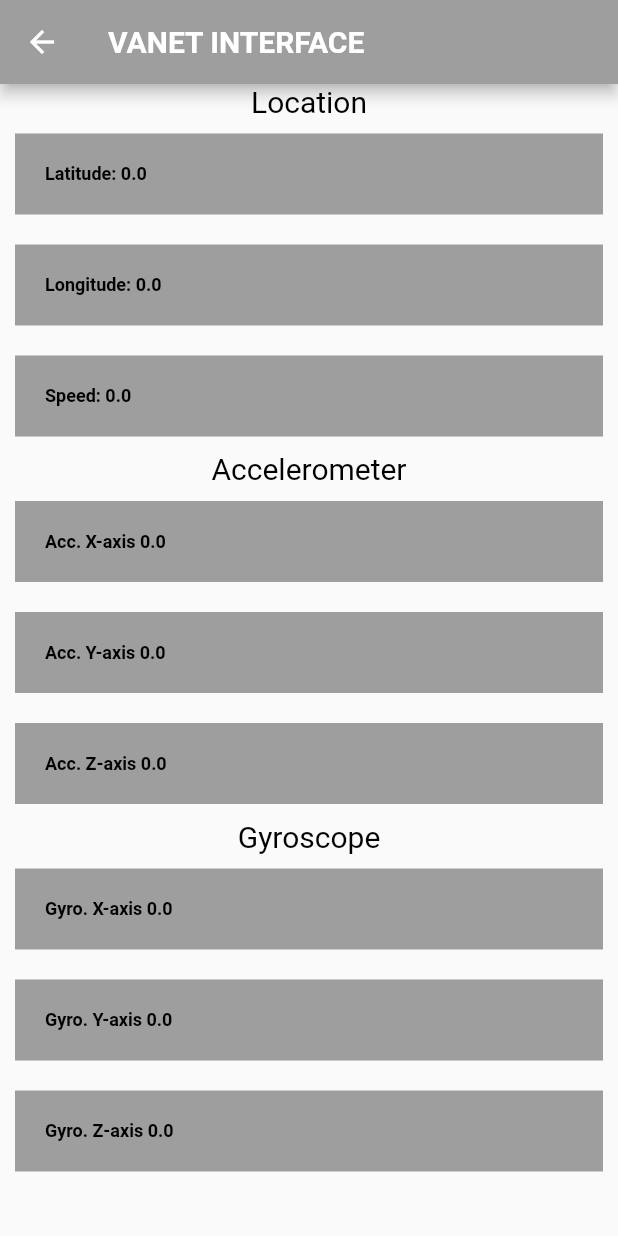
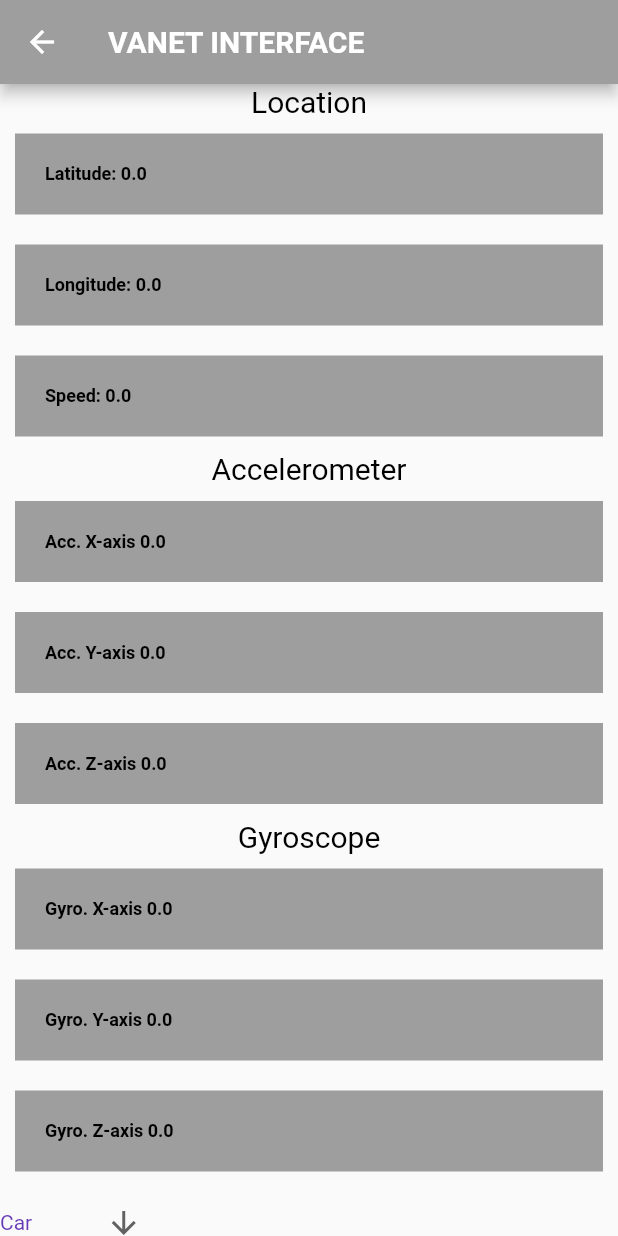
Before and after one commit to AkashParua/flutter_application_1, a Flutter app: the screen it shows after launch, on a phone screen of 412 x 824 dp. Run offline on Flutter 3.47's test engine with Material 2 defaults, Android fonts, the phone set to English and light mode, and no system bars; our stand-ins replace device_info, firebase_core, firebase_database, location, sensors_plus; missing offline and left inert: geoflutterfire; accounts and stored records are empty; project files that could hold a hidden picture were left out.

Commit message:
vehicle type added

```diff
--- a/lib/main.dart
+++ b/lib/main.dart
@@ -37,20 +37,32 @@ class _PositionState extends State<Position> {
   double _gyz = 0.0;
   double _speed = 0.0;
   String _deviceId = "";
+
+  List<String> list = <String>[
+    'Car',
+    'Truck',
+    'Motorcycle',
+    'Ambulance',
+    'Firetruck',
+    'Police'
+  ];
+  String _vehicletype = 'Car';
+
   final Location _location = Location();
   final _geo = Geoflutterfire();
   late StreamSubscription<LocationData> _locationSubscription;
 
   final _onroad = FirebaseDatabase.instance.ref().child('onroad');
 
-  void sendLocation(
-      String deviceId, double longitude, double latitude, double speed) {
+  void sendLocation(String deviceId, double longitude, double latitude,
+      double speed, String type) {
     final geofirepoint = _geo.point(latitude: latitude, longitude: longitude);
     _onroad.child(deviceId).set({
       'latitude': latitude,
       'longitude': longitude,
       'speed': speed,
       'hash': geofirepoint.hash,
+      'type': type,
     });
   }
 
@@ -86,7 +98,7 @@ class _PositionState extends State<Position> {
         _latitude = double.parse(currentLocation.latitude!.toStringAsFixed(4));
         _longitude =
             double.parse(currentLocation.longitude!.toStringAsFixed(4));
-        sendLocation(_deviceId, _longitude, _latitude, _speed);
+        sendLocation(_deviceId, _longitude, _latitude, _speed, _vehicletype);
       });
     });
     // [UserAccelerometerEvent (x: 0.0, y: 0.0, z: 0.0)]
@@ -212,6 +224,31 @@ class _PositionState extends State<Position> {
               color: Colors.grey,
               child: Text('Gyro. Z-axis $_gyz', style: style1),
             ),
+            /////////
+            DropdownButton<String>(
+              value: _vehicletype,
+              icon: const Icon(Icons.arrow_downward),
+              elevation: 16,
+              style: const TextStyle(
+                color: Colors.deepPurple,
+              ),
+              underline: Container(
+                height: 2,
+                color: Colors.deepPurpleAccent,
+              ),
+              onChanged: (String? value) {
+                _onroad.child(_deviceId).set({'type': _vehicletype});
+                setState(() {
+                  _vehicletype = value!;
+                });
+              },
+              items: list.map<DropdownMenuItem<String>>((String value) {
+                return DropdownMenuItem<String>(
+                  value: value,
+                  child: Text(value),
+                );
+              }).toList(),
+            )
           ],
         )));
   }
```
Also changed, not shown: 1 other file.
